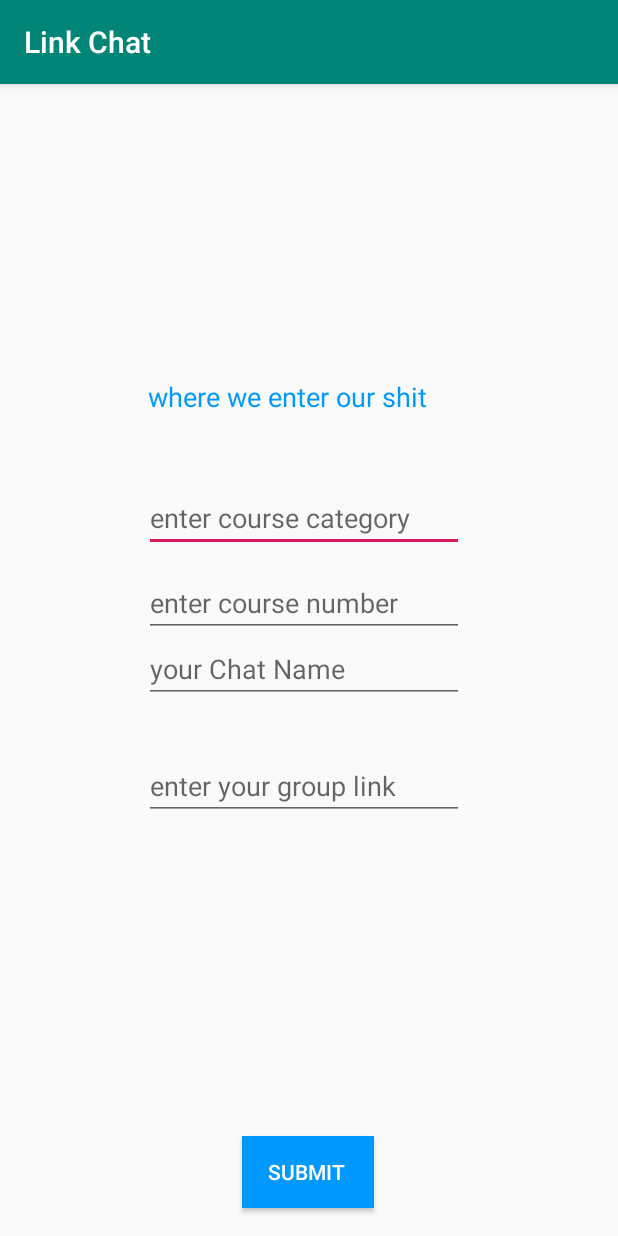
After one commit to HarryStarfrostCui/LinkChat, an Android app: the AddChat screen opened directly, with no data from a screen before it, on a phone screen of 412 x 824 dp. The commit adds this screen. Run offline under Robolectric (Android 15) with nearby library versions, the phone set to English and light mode, and no system bars.

Commit message:
I added 4 fill-in files that will get the Course-Category, Chat-Name, Course-number, Link.

```diff
--- a/app/src/main/AndroidManifest.xml
+++ b/app/src/main/AndroidManifest.xml
@@ -9,6 +9,7 @@
         android:roundIcon="@mipmap/ic_launcher_round"
         android:supportsRtl="true"
         android:theme="@style/AppTheme">
+        <activity android:name=".AddChat"></activity>
         <activity android:name=".MainActivity">
             <intent-filter>
                 <action android:name="android.intent.action.MAIN" />
--- /dev/null
+++ b/app/src/main/java/com/example/linkchat/AddChat.java
@@ -0,0 +1,62 @@
+package com.example.linkchat;
+
+import androidx.appcompat.app.AppCompatActivity;
+
+import android.content.DialogInterface;
+import android.os.Bundle;
+import android.view.View;
+import android.widget.Button;
+import android.util.Log;
+import android.widget.EditText;
+import android.widget.TextView;
+import android.widget.Toast;
+
+public class AddChat extends AppCompatActivity {
+
+    @Override
+    protected void onCreate(Bundle savedInstanceState) {
+        super.onCreate(savedInstanceState);
+        setContentView(R.layout.activity_add_chat);
+
+        EditText editOfChatName;
+        EditText editOfCourseCategory;
+        EditText editOfCourseNumber;
+        EditText editOfLink;
+        //date , platform
+        //upper case course category
+        // make sure descrption has  ascorlling part :<<<<
+        TextView mText;
+        Button b = findViewById(R.id.ButtonSomething);
+        b.setOnClickListener(new View.OnClickListener() {
+            @Override
+            public void onClick(View v) {
+                //what happens after you click the submit file owowowow
+                Toast.makeText(getApplicationContext(), "you have submitted your desired information right now", Toast.LENGTH_SHORT).show();
+            }
+        });
+        editOfChatName = (EditText) findViewById(R.id.editText);
+        String chatName  = editOfChatName.getText().toString().trim();
+
+        editOfCourseCategory = (EditText) findViewById(R.id.editCouCatg);
+        String courseCategory = editOfCourseCategory.getText().toString().trim();
+
+        //make this a number for easy comparision
+        editOfCourseNumber = (EditText) findViewById(R.id.editCourNum);
+        String courseNumber = editOfCourseNumber.getText().toString().trim();
+
+        editOfLink = (EditText) findViewById(R.id.editLink);
+        String Link = editOfLink.getText().toString().trim();
+
+
+        // if its between 1 and 8 accept if not dont
+
+        //come back here after u finish with making 4 empty text locations
+
+        mText= (TextView) findViewById(R.id.textView);
+        //mText.setText("i just want to kms tbh " + beingStoredRn + " owo ?");
+
+
+    }
+
+
+}
--- /dev/null
+++ b/app/src/main/res/layout/activity_add_chat.xml
@@ -0,0 +1,100 @@
+<?xml version="1.0" encoding="utf-8"?>
+<androidx.constraintlayout.widget.ConstraintLayout xmlns:android="http://schemas.android.com/apk/res/android"
+    xmlns:app="http://schemas.android.com/apk/res-auto"
+    xmlns:tools="http://schemas.android.com/tools"
+    android:layout_width="match_parent"
+    android:layout_height="match_parent"
+    tools:context=".AddChat">
+
+    <Button
+        android:id="@+id/ButtonSomething"
+        android:layout_width="wrap_content"
+        android:layout_height="wrap_content"
+        android:layout_marginTop="464dp"
+        android:background="#0099FF"
+        android:text="@string/ButtonSomething"
+        android:textColor="#FFFFFF"
+        app:layout_constraintBottom_toBottomOf="parent"
+        app:layout_constraintEnd_toEndOf="parent"
+        app:layout_constraintHorizontal_bias="0.498"
+        app:layout_constraintStart_toStartOf="parent"
+        app:layout_constraintTop_toTopOf="parent"
+        app:layout_constraintVertical_bias="0.926" />
+
+    <TextView
+        android:id="@+id/textView"
+        android:layout_width="wrap_content"
+        android:layout_height="wrap_content"
+        android:layout_marginStart="64dp"
+        android:layout_marginTop="196dp"
+        android:text="@string/thisistheresource"
+        android:textAppearance="?android:attr/textAppearanceMedium"
+        android:textColor="#0099FF"
+        app:layout_constraintBottom_toBottomOf="parent"
+        app:layout_constraintEnd_toEndOf="parent"
+        app:layout_constraintHorizontal_bias="0.216"
+        app:layout_constraintStart_toStartOf="parent"
+        app:layout_constraintTop_toTopOf="parent"
+        app:layout_constraintVertical_bias="0.0" />
+
+    <EditText
+
+        android:id="@+id/editCouCatg"
+        android:layout_width="wrap_content"
+        android:layout_height="wrap_content"
+        android:layout_marginStart="96dp"
+        android:layout_marginBottom="296dp"
+        android:ems="10"
+        android:hint="@string/category"
+        android:inputType="textPersonName"
+        app:layout_constraintBottom_toBottomOf="parent"
+        app:layout_constraintEnd_toEndOf="parent"
+        app:layout_constraintHorizontal_bias="0.0"
+        app:layout_constraintStart_toStartOf="parent"
+        app:layout_constraintTop_toTopOf="parent"
+        app:layout_constraintVertical_bias="0.625" />
+
+    <EditText
+        android:id="@+id/editText"
+        android:layout_width="wrap_content"
+        android:layout_height="wrap_content"
+        android:layout_marginTop="328dp"
+        android:ems="10"
+        android:hint="@string/doUJustDoYou"
+        android:inputType="textPersonName"
+        app:layout_constraintBottom_toBottomOf="parent"
+        app:layout_constraintEnd_toEndOf="parent"
+        app:layout_constraintHorizontal_bias="0.484"
+        app:layout_constraintStart_toStartOf="parent"
+        app:layout_constraintTop_toTopOf="parent"
+        app:layout_constraintVertical_bias="0.1" />
+
+    <EditText
+        android:id="@+id/editCourNum"
+        android:layout_width="wrap_content"
+        android:layout_height="wrap_content"
+        android:ems="10"
+        android:hint="@string/number"
+        android:inputType="textPersonName"
+        app:layout_constraintBottom_toBottomOf="parent"
+        app:layout_constraintEnd_toEndOf="parent"
+        app:layout_constraintHorizontal_bias="0.484"
+        app:layout_constraintStart_toStartOf="parent"
+        app:layout_constraintTop_toTopOf="parent"
+        app:layout_constraintVertical_bias="0.447" />
+
+    <EditText
+        android:id="@+id/editLink"
+        android:layout_width="wrap_content"
+        android:layout_height="wrap_content"
+        android:ems="10"
+        android:hint="@string/link"
+        android:inputType="textPersonName"
+        app:layout_constraintBottom_toBottomOf="parent"
+        app:layout_constraintEnd_toEndOf="parent"
+        app:layout_constraintHorizontal_bias="0.484"
+        app:layout_constraintStart_toStartOf="parent"
+        app:layout_constraintTop_toTopOf="parent"
+        app:layout_constraintVertical_bias="0.616" />
+
+</androidx.constraintlayout.widget.ConstraintLayout>
--- a/app/src/main/res/layout/activity_main.xml
+++ b/app/src/main/res/layout/activity_main.xml
@@ -6,13 +6,5 @@
     android:layout_height="match_parent"
     tools:context=".MainActivity">
 
-    <TextView
-        android:layout_width="wrap_content"
-        android:layout_height="wrap_content"
-        android:text="Hello World!"
-        app:layout_constraintBottom_toBottomOf="parent"
-        app:layout_constraintLeft_toLeftOf="parent"
-        app:layout_constraintRight_toRightOf="parent"
-        app:layout_constraintTop_toTopOf="parent" />
 
 </androidx.constraintlayout.widget.ConstraintLayout>
--- a/app/src/main/res/values/strings.xml
+++ b/app/src/main/res/values/strings.xml
@@ -1,3 +1,9 @@
 <resources>
     <string name="app_name">Link Chat</string>
+    <string name="ButtonSomething">"submit "</string>
+    <string name="thisistheresource">where we enter our shit</string>
+    <string name="doUJustDoYou">"your Chat Name "</string>
+    <string name="category">enter course category</string>
+    <string name="number">enter course number</string>
+    <string name="link">enter your group link</string>
 </resources>
```
